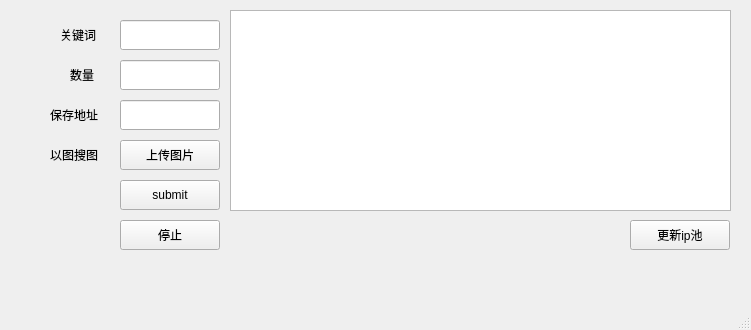
Qt form Crawler.ui (VerySeriousMan/Crawler) before a commit.
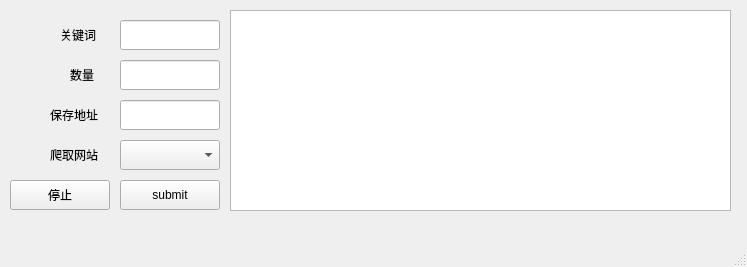
The same form after that commit.

Commit message: 新增支持多网站源选择，支持调整下载速度

```diff
--- a/Crawler.ui
+++ b/Crawler.ui
@@ -6,8 +6,8 @@
    <rect>
     <x>0</x>
     <y>0</y>
-    <width>751</width>
-    <height>330</height>
+    <width>747</width>
+    <height>267</height>
    </rect>
   </property>
   <property name="sizePolicy">
@@ -121,50 +121,11 @@
      <string/>
     </property>
    </widget>
-   <widget class="QLabel" name="pic_load_label">
-    <property name="geometry">
-     <rect>
-      <x>50</x>
-      <y>140</y>
-      <width>65</width>
-      <height>30</height>
-     </rect>
-    </property>
-    <property name="text">
-     <string>以图搜图</string>
-    </property>
-   </widget>
-   <widget class="QPushButton" name="pic_load_button">
-    <property name="geometry">
-     <rect>
-      <x>120</x>
-      <y>140</y>
-      <width>100</width>
-      <height>30</height>
-     </rect>
-    </property>
-    <property name="text">
-     <string>上传图片</string>
-    </property>
-   </widget>
-   <widget class="QPushButton" name="get_proxies_button">
-    <property name="geometry">
-     <rect>
-      <x>630</x>
-      <y>220</y>
-      <width>100</width>
-      <height>30</height>
-     </rect>
-    </property>
-    <property name="text">
-     <string>更新ip池</string>
-    </property>
-   </widget>
    <widget class="QPushButton" name="stop_button">
     <property name="geometry">
      <rect>
-      <x>120</x>
-      <y>220</y>
+      <x>10</x>
+      <y>180</y>
       <width>100</width>
       <height>30</height>
      </rect>
@@ -173,6 +134,29 @@
      <string>停止</string>
     </property>
    </widget>
+   <widget class="QComboBox" name="web_select_box">
+    <property name="geometry">
+     <rect>
+      <x>120</x>
+      <y>140</y>
+      <width>100</width>
+      <height>30</height>
+     </rect>
+    </property>
+   </widget>
+   <widget class="QLabel" name="web_label">
+    <property name="geometry">
+     <rect>
+      <x>50</x>
+      <y>140</y>
+      <width>65</width>
+      <height>30</height>
+     </rect>
+    </property>
+    <property name="text">
+     <string>爬取网站</string>
+    </property>
+   </widget>
   </widget>
   <widget class="QMenuBar" name="menubar">
    <property name="geometry">
```
Left out of the diff: 2 changed lines with no effect on the pictures. The commit also changes 16 other files.
